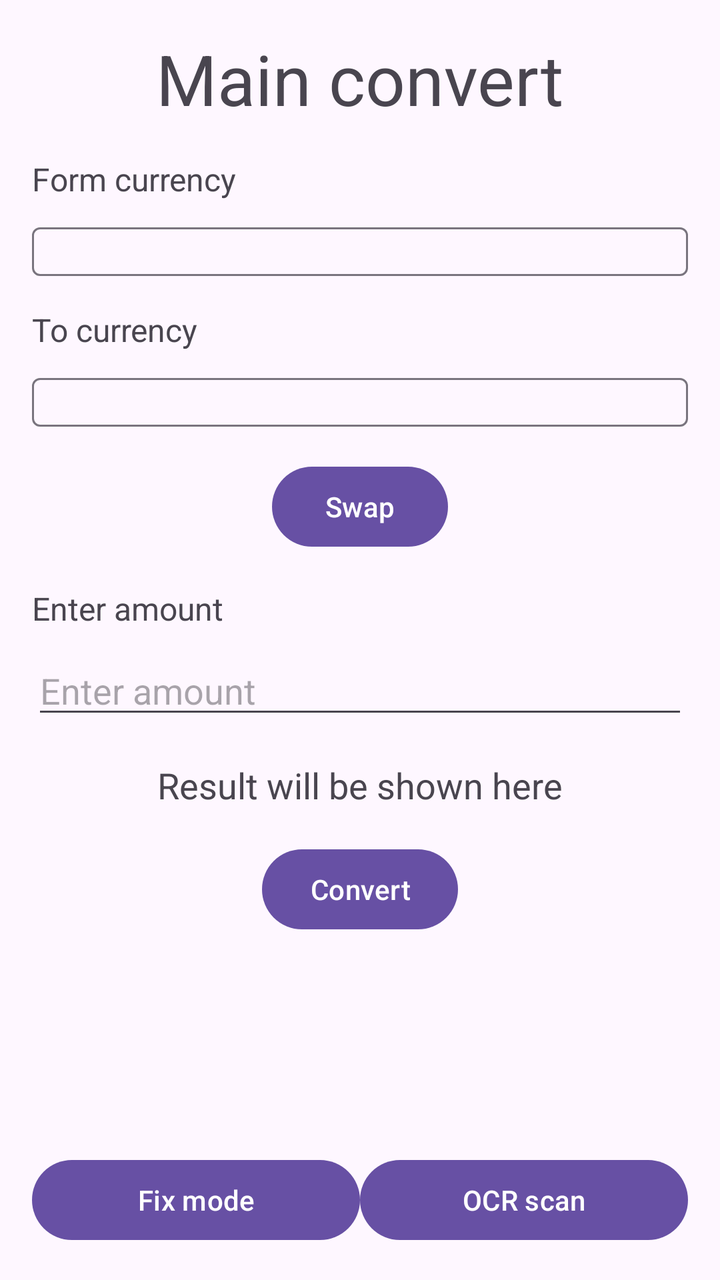
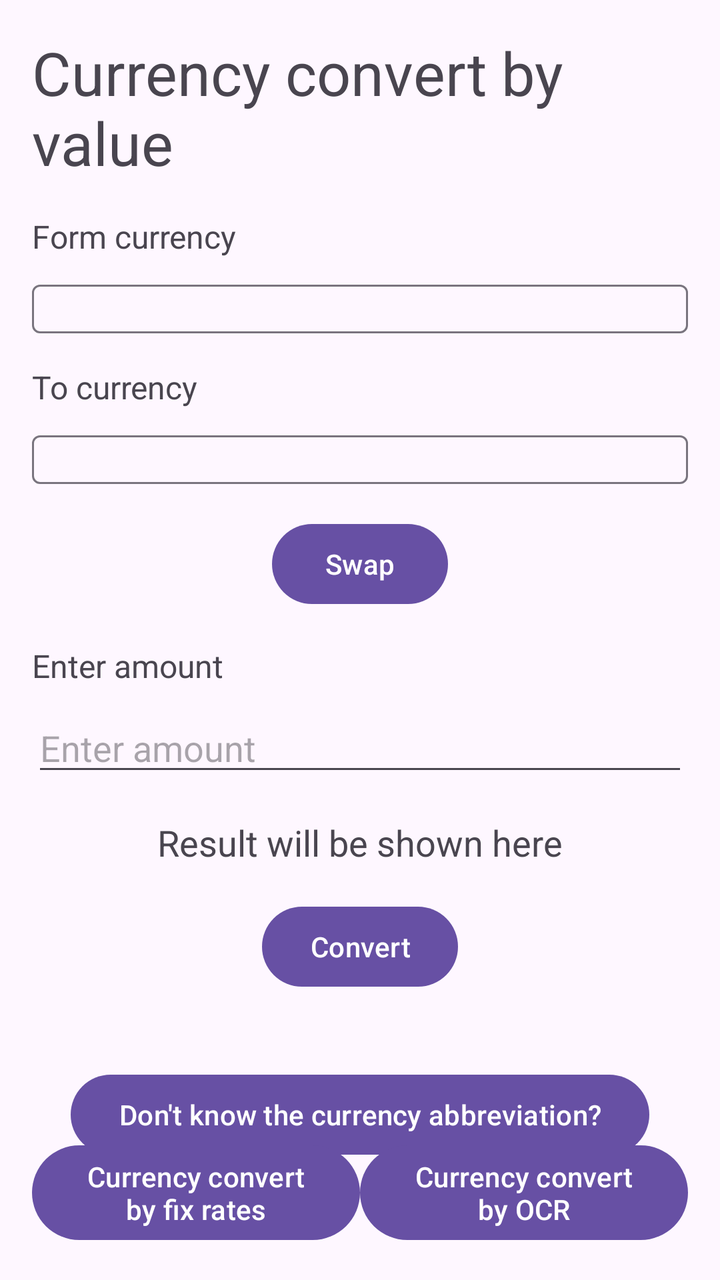

The first picture is an Android layout as it rendered before a commit; the second is the same layout after the commit. The layout source and the unified diff follow.
<!-- AndroidManifest.xml: application theme Theme.CURRENCYCONVERT -->
<!-- res/layout/activity_main.xml -->
<RelativeLayout xmlns:android="http://schemas.android.com/apk/res/android"
    xmlns:app="http://schemas.android.com/apk/res-auto"
    android:layout_width="match_parent"
    android:layout_height="match_parent"
    android:padding="16dp">

    
    <TextView
        android:id="@+id/headerText"
        android:layout_width="wrap_content"
        android:layout_height="wrap_content"
        android:text="Main convert"
        android:textSize="35sp"
        android:layout_centerHorizontal="true"
        android:layout_marginBottom="16dp"
        android:layout_alignParentTop="true" />

    
    <TextView
        android:id="@+id/formCurrencyLabel"
        android:layout_width="wrap_content"
        android:layout_height="wrap_content"
        android:text="Form currency"
        android:textSize="16sp"
        android:layout_below="@id/headerText"
        android:layout_marginBottom="8dp" />

    <com.google.android.material.textfield.TextInputLayout
        android:id="@+id/fromCurrencyLayout"
        android:layout_width="match_parent"
        android:layout_height="wrap_content"
        android:layout_marginBottom="16dp"
        android:layout_below="@id/formCurrencyLabel">

        <com.google.android.material.textfield.MaterialAutoCompleteTextView
            android:id="@+id/fromCurrencySpinner"
            android:layout_width="match_parent"
            android:layout_height="wrap_content" />
    </com.google.android.material.textfield.TextInputLayout>

    
    <TextView
        android:id="@+id/toCurrencyLabel"
        android:layout_width="wrap_content"
        android:layout_height="wrap_content"
        android:text="To currency"
        android:textSize="16sp"
        android:layout_below="@id/fromCurrencyLayout"
        android:layout_marginBottom="8dp" />

    <com.google.android.material.textfield.TextInputLayout
        android:id="@+id/toCurrencyLayout"
        android:layout_width="match_parent"
        android:layout_height="wrap_content"
        android:layout_marginBottom="16dp"
        android:layout_below="@id/toCurrencyLabel">

        <com.google.android.material.textfield.MaterialAutoCompleteTextView
            android:id="@+id/toCurrencySpinner"
            android:layout_width="match_parent"
            android:layout_height="wrap_content" />
    </com.google.android.material.textfield.TextInputLayout>

    
    <Button
        android:id="@+id/swapButton"
        android:layout_width="wrap_content"
        android:layout_height="wrap_content"
        android:text="Swap"
        android:layout_marginBottom="16dp"
        android:layout_below="@id/toCurrencyLayout"
        android:layout_centerHorizontal="true" />

    
    <TextView
        android:id="@+id/enterAmountLabel"
        android:layout_width="wrap_content"
        android:layout_height="wrap_content"
        android:text="Enter amount"
        android:textSize="16sp"
        android:layout_below="@id/swapButton"
        android:layout_marginBottom="8dp" />

    <EditText
        android:id="@+id/amountEditText"
        android:layout_width="match_parent"
        android:layout_height="wrap_content"
        android:hint="Enter amount"
        android:inputType="numberDecimal"
        android:layout_marginBottom="16dp"
        android:layout_below="@id/enterAmountLabel" />

    <TextView
        android:id="@+id/resultTextView"
        android:layout_width="wrap_content"
        android:layout_height="wrap_content"
        android:text="Result will be shown here"
        android:textSize="18sp"
        android:layout_marginBottom="16dp"
        android:layout_below="@id/amountEditText"
        android:layout_centerHorizontal="true" />

    <Button
        android:id="@+id/convertButton"
        android:layout_width="wrap_content"
        android:layout_height="wrap_content"
        android:text="Convert"
        android:layout_marginBottom="16dp"
        android:layout_below="@id/resultTextView"
        android:layout_centerHorizontal="true" />

    <LinearLayout
        android:id="@+id/buttonLayout"
        android:layout_width="match_parent"
        android:layout_height="wrap_content"
        android:orientation="horizontal"
        android:gravity="center"
        android:weightSum="2"
        android:layout_alignParentBottom="true">

        <Button
            android:id="@+id/manualButton"
            android:layout_width="0dp"
            android:layout_height="wrap_content"
            android:layout_weight="1"
            android:text="Fix mode" />

        <Button
            android:id="@+id/ocrButton"
            android:layout_width="0dp"
            android:layout_height="wrap_content"
            android:layout_weight="1"
            android:text="OCR scan" />
    </LinearLayout>
</RelativeLayout>
<!-- resources referenced by this layout -->
<resources>
  <style name="Theme.CURRENCYCONVERT" parent="Base.Theme.CURRENCYCONVERT" />
  <style name="Base.Theme.CURRENCYCONVERT" parent="Theme.Material3.DayNight.NoActionBar">
          
          
      </style>
</resources>

<!-- the commit's change to res/layout/activity_main.xml (unified diff, before → after) -->
@@ -9,8 +9,8 @@
         android:id="@+id/headerText"
         android:layout_width="wrap_content"
         android:layout_height="wrap_content"
-        android:text="Main convert"
-        android:textSize="35sp"
+        android:text="Currency convert by value"
+        android:textSize="30sp"
         android:layout_centerHorizontal="true"
         android:layout_marginBottom="16dp"
         android:layout_alignParentTop="true" />
@@ -109,6 +109,16 @@
         android:layout_below="@id/resultTextView"
         android:layout_centerHorizontal="true" />
 
+    <Button
+        android:id="@+id/openWebButton"
+        android:layout_width="wrap_content"
+        android:layout_height="wrap_content"
+        android:text="Don't know the currency abbreviation?"
+        android:layout_below="@+id/convertButton"
+        android:layout_centerHorizontal="true"
+        android:layout_marginTop="20dp"
+        />
+
     <LinearLayout
         android:id="@+id/buttonLayout"
         android:layout_width="match_parent"
@@ -118,18 +128,19 @@
         android:weightSum="2"
         android:layout_alignParentBottom="true">
 
+
         <Button
             android:id="@+id/manualButton"
             android:layout_width="0dp"
             android:layout_height="wrap_content"
             android:layout_weight="1"
-            android:text="Fix mode" />
+            android:text="Currency convert by fix rates" />
 
         <Button
             android:id="@+id/ocrButton"
             android:layout_width="0dp"
             android:layout_height="wrap_content"
             android:layout_weight="1"
-            android:text="OCR scan" />
+            android:text="Currency convert by OCR" />
     </LinearLayout>
 </RelativeLayout>
